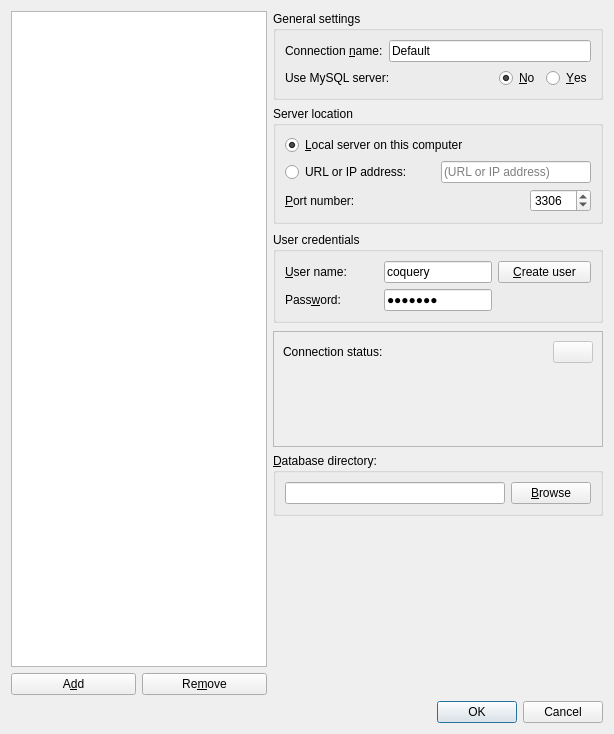
This is coquery/gui/ui/connectionConfiguration.ui in gkunter/coquery as Qt 5 draws it before an edit. The edited form follows.
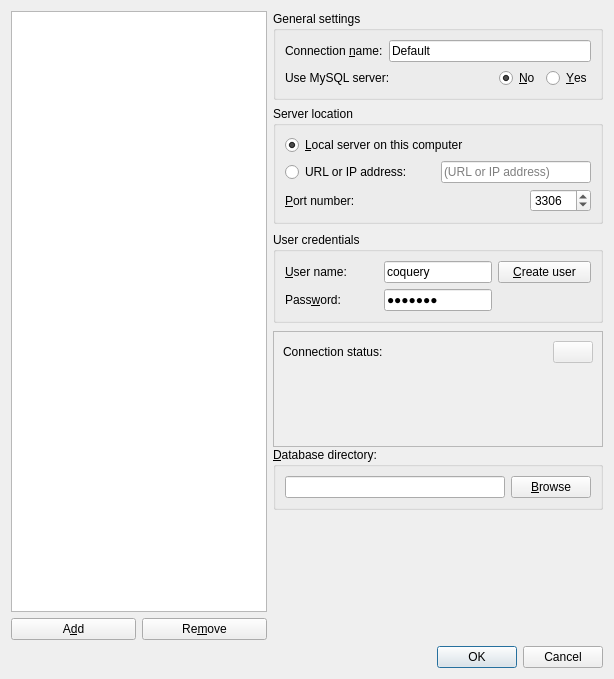
This is the edited form. Icons and pictures are not drawn.

Diff of the .ui file:
```diff
--- a/coquery/gui/ui/connectionConfiguration.ui
+++ b/coquery/gui/ui/connectionConfiguration.ui
@@ -7,14 +7,14 @@
     <x>0</x>
     <y>0</y>
     <width>614</width>
-    <height>734</height>
+    <height>679</height>
    </rect>
   </property>
   <property name="windowTitle">
    <string>Database connections – Coquery</string>
   </property>
-  <layout class="QGridLayout" name="gridLayout_5">
-   <item row="0" column="0" rowspan="4">
+  <layout class="QGridLayout" name="gridLayout_4">
+   <item row="0" column="0" rowspan="3">
     <layout class="QGridLayout" name="gridLayout_3">
      <item row="0" column="0" colspan="2">
       <widget class="QListWidget" name="list_config">
@@ -134,6 +134,11 @@
     </widget>
    </item>
    <item row="1" column="1">
+    <layout class="QVBoxLayout" name="layout_db_type">
+     <property name="spacing">
+      <number>0</number>
+     </property>
+     <item>
     <widget class="QWidget" name="frame_mysql" native="true">
      <layout class="QVBoxLayout" name="verticalLayout_2">
       <property name="spacing">
@@ -437,7 +442,7 @@
      </layout>
     </widget>
    </item>
-   <item row="2" column="1">
+     <item>
     <widget class="QGroupBox" name="frame_sqlite">
      <property name="sizePolicy">
       <sizepolicy hsizetype="Minimum" vsizetype="Minimum">
@@ -489,7 +494,9 @@
      </layout>
     </widget>
    </item>
-   <item row="3" column="1">
+    </layout>
+   </item>
+   <item row="2" column="1">
     <spacer name="verticalSpacer">
      <property name="orientation">
       <enum>Qt::Vertical</enum>
@@ -497,12 +504,12 @@
      <property name="sizeHint" stdset="0">
       <size>
        <width>18</width>
-       <height>54</height>
+       <height>0</height>
       </size>
      </property>
     </spacer>
    </item>
-   <item row="4" column="0" colspan="2">
+   <item row="3" column="0" colspan="2">
     <widget class="QDialogButtonBox" name="buttonBox">
      <property name="orientation">
       <enum>Qt::Horizontal</enum>
```
Left out of the diff: 2 changed lines with no effect on the pictures. Lines whose indentation alone changed are shown as unchanged.
